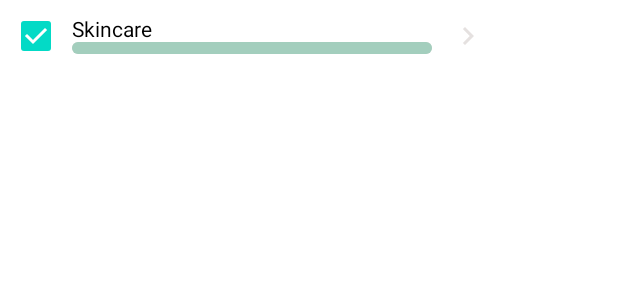
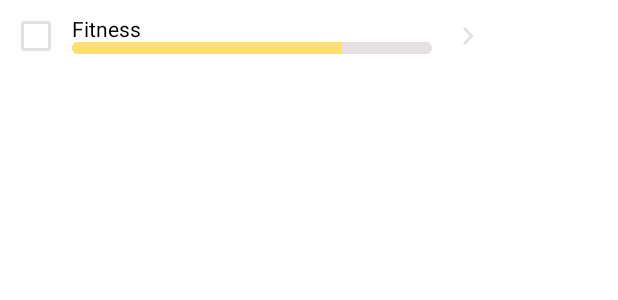
Before and after one commit to AmanPal-Singh/CS446, an Android app built with Jetpack Compose: the @Preview function RoutineBlockPreview, on a phone screen of 412 x 824 dp. Shown: the top 300 px of the screen. Run offline under Robolectric (Android 15) with nearby library versions, the light colour scheme and no system bars.

Commit message:
Update checkmark colors

```diff
--- a/app/src/main/java/com/example/goosebuddy/ui/screens/Routines.kt
+++ b/app/src/main/java/com/example/goosebuddy/ui/screens/Routines.kt
@@ -70,7 +70,11 @@ fun RoutineBlock(item: RoutineItem) {
                 checked = item.progress == 100,
                 onCheckedChange = {
                     item.completeRoutine()
-                }
+                },
+                colors=CheckboxDefaults.colors(
+                        checkedColor = Green,
+                        uncheckedColor = Grey,
+            )
             )
             Column {
                 Text(item.title)
@@ -99,5 +103,5 @@ fun RoutineBlock(item: RoutineItem) {
 @Preview
 @Composable
 fun RoutineBlockPreview() {
-    RoutineBlock(items[0])
+    RoutineBlock(items[1])
 }
```
